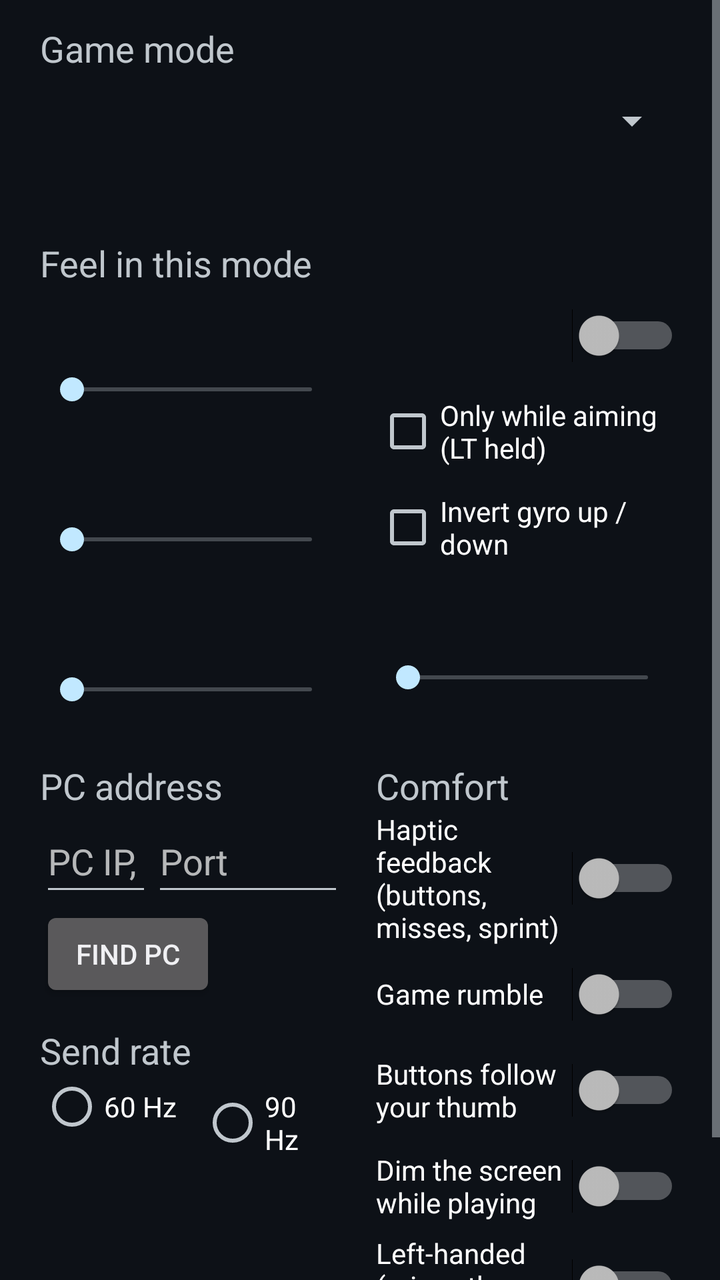
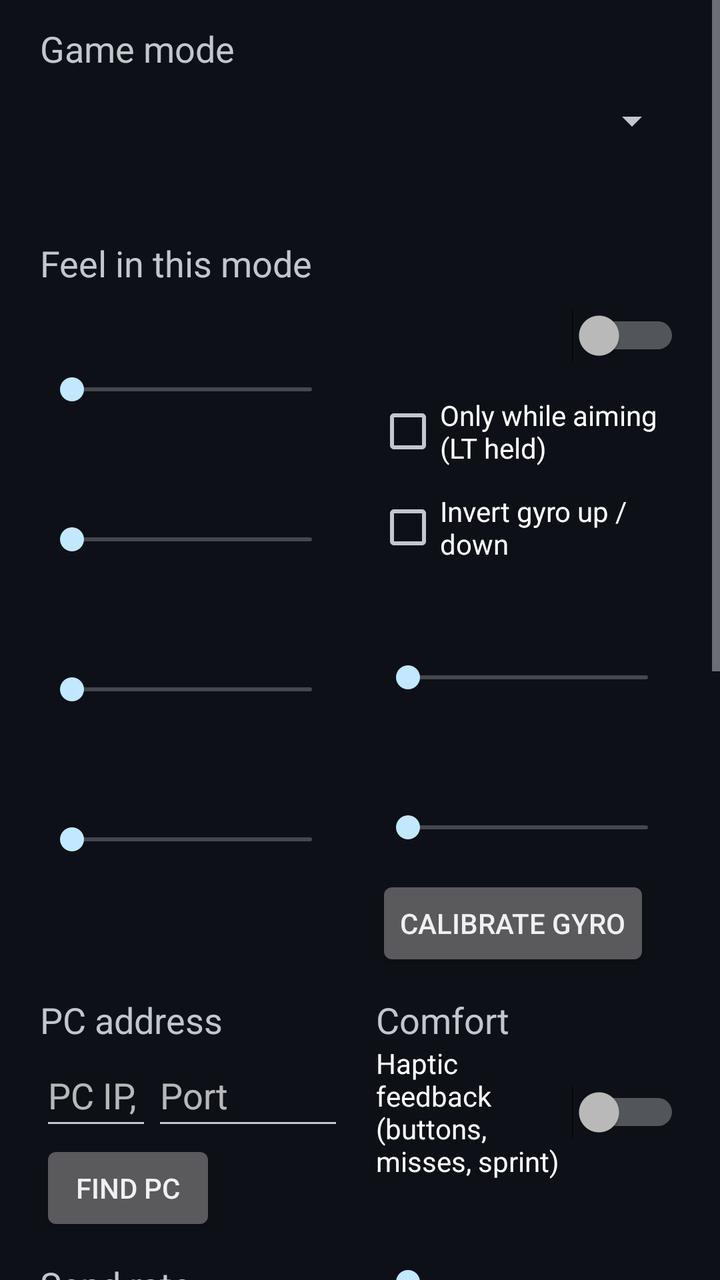

Screens rendered from an Android XML layout before and after an edit, with the pre-edit source and the edit as a unified diff.
<!-- AndroidManifest.xml: application theme Theme.MobileController -->
<!-- res/layout/dialog_settings.xml -->
<?xml version="1.0" encoding="utf-8"?>
<ScrollView xmlns:android="http://schemas.android.com/apk/res/android"
    android:layout_width="match_parent"
    android:layout_height="wrap_content">

    <LinearLayout
        android:layout_width="match_parent"
        android:layout_height="wrap_content"
        android:orientation="vertical"
        android:paddingHorizontal="20dp"
        android:paddingTop="12dp">

        
        <TextView
            style="@style/SettingsLabel"
            android:paddingTop="0dp"
            android:text="@string/settings_mode" />

        <Spinner
            android:id="@+id/mode"
            android:layout_width="match_parent"
            android:layout_height="wrap_content"
            android:minHeight="48dp" />

        <TextView
            android:id="@+id/mode_description"
            android:layout_width="match_parent"
            android:layout_height="wrap_content"
            android:paddingBottom="4dp"
            android:textAppearance="?android:attr/textAppearanceSmall" />

        
        <TextView
            style="@style/SettingsLabel"
            android:text="@string/settings_feel" />

        <LinearLayout
            android:layout_width="match_parent"
            android:layout_height="wrap_content"
            android:baselineAligned="false"
            android:orientation="horizontal">

            <LinearLayout
                android:layout_width="0dp"
                android:layout_height="wrap_content"
                android:layout_marginEnd="16dp"
                android:layout_weight="1"
                android:orientation="vertical">

                <TextView
                    android:id="@+id/anti_deadzone_label"
                    style="@style/SettingsValue" />

                <SeekBar
                    android:id="@+id/anti_deadzone"
                    android:layout_width="match_parent"
                    android:layout_height="wrap_content"
                    android:minHeight="48dp" />

                <TextView
                    android:id="@+id/curve_label"
                    style="@style/SettingsValue" />

                <SeekBar
                    android:id="@+id/curve"
                    android:layout_width="match_parent"
                    android:layout_height="wrap_content"
                    android:minHeight="48dp" />

                <TextView
                    android:id="@+id/sensitivity_label"
                    style="@style/SettingsValue" />

                <SeekBar
                    android:id="@+id/sensitivity"
                    android:layout_width="match_parent"
                    android:layout_height="wrap_content"
                    android:minHeight="48dp" />
            </LinearLayout>

            <LinearLayout
                android:layout_width="0dp"
                android:layout_height="wrap_content"
                android:layout_weight="1"
                android:orientation="vertical">

                <Switch
                    android:id="@+id/motion"
                    android:layout_width="match_parent"
                    android:layout_height="wrap_content"
                    android:minHeight="48dp" />

                <TextView
                    android:id="@+id/motion_note"
                    android:layout_width="match_parent"
                    android:layout_height="wrap_content"
                    android:textAppearance="?android:attr/textAppearanceSmall"
                    android:visibility="gone" />

                <CheckBox
                    android:id="@+id/gyro_while_aiming"
                    android:layout_width="match_parent"
                    android:layout_height="wrap_content"
                    android:minHeight="48dp"
                    android:text="@string/settings_gyro_while_aiming" />

                <CheckBox
                    android:id="@+id/gyro_invert"
                    android:layout_width="match_parent"
                    android:layout_height="wrap_content"
                    android:minHeight="48dp"
                    android:text="@string/settings_gyro_invert" />

                <TextView
                    android:id="@+id/motion_sensitivity_label"
                    style="@style/SettingsValue" />

                <SeekBar
                    android:id="@+id/motion_sensitivity"
                    android:layout_width="match_parent"
                    android:layout_height="wrap_content"
                    android:minHeight="48dp" />
            </LinearLayout>
        </LinearLayout>

        <LinearLayout
            android:layout_width="match_parent"
            android:layout_height="wrap_content"
            android:baselineAligned="false"
            android:orientation="horizontal">

            
            <LinearLayout
                android:layout_width="0dp"
                android:layout_height="wrap_content"
                android:layout_marginEnd="16dp"
                android:layout_weight="1"
                android:orientation="vertical">

                <TextView
                    style="@style/SettingsLabel"
                    android:text="@string/settings_pc" />

                <LinearLayout
                    android:layout_width="match_parent"
                    android:layout_height="wrap_content"
                    android:orientation="horizontal">

                    <EditText
                        android:id="@+id/host"
                        android:layout_width="0dp"
                        android:layout_height="wrap_content"
                        android:layout_weight="1"
                        android:hint="@string/hint_host"
                        android:imeOptions="flagNoExtractUi|actionNext"
                        android:importantForAutofill="no"
                        android:inputType="textUri"
                        android:maxLines="1"
                        android:minHeight="48dp" />

                    <EditText
                        android:id="@+id/port"
                        android:layout_width="96dp"
                        android:layout_height="wrap_content"
                        android:hint="@string/hint_port"
                        android:imeOptions="flagNoExtractUi|actionDone"
                        android:importantForAutofill="no"
                        android:inputType="number"
                        android:maxLength="5"
                        android:minHeight="48dp" />
                </LinearLayout>

                <Button
                    android:id="@+id/find"
                    android:layout_width="wrap_content"
                    android:layout_height="wrap_content"
                    android:text="@string/find_pc" />

                <TextView
                    android:id="@+id/discovery_status"
                    android:layout_width="match_parent"
                    android:layout_height="wrap_content"
                    android:paddingVertical="4dp"
                    android:textAppearance="?android:attr/textAppearanceSmall"
                    android:visibility="gone" />

                <LinearLayout
                    android:id="@+id/servers"
                    android:layout_width="match_parent"
                    android:layout_height="wrap_content"
                    android:orientation="vertical" />

                <TextView
                    style="@style/SettingsLabel"
                    android:text="@string/settings_rate" />

                <RadioGroup
                    android:id="@+id/rate"
                    android:layout_width="match_parent"
                    android:layout_height="wrap_content"
                    android:orientation="horizontal">

                    <RadioButton
                        android:id="@+id/rate_60"
                        android:layout_width="wrap_content"
                        android:layout_height="wrap_content"
                        android:layout_marginEnd="12dp"
                        android:text="@string/rate_60" />

                    <RadioButton
                        android:id="@+id/rate_90"
                        android:layout_width="wrap_content"
                        android:layout_height="wrap_content"
                        android:layout_marginEnd="12dp"
                        android:text="@string/rate_90" />

                    <RadioButton
                        android:id="@+id/rate_120"
                        android:layout_width="wrap_content"
                        android:layout_height="wrap_content"
                        android:text="@string/rate_120" />
                </RadioGroup>

                <TextView
                    android:id="@+id/deadzone_label"
                    style="@style/SettingsValue" />

                <SeekBar
                    android:id="@+id/deadzone"
                    android:layout_width="match_parent"
                    android:layout_height="wrap_content"
                    android:max="20"
                    android:minHeight="48dp" />
            </LinearLayout>

            
            <LinearLayout
                android:layout_width="0dp"
                android:layout_height="wrap_content"
                android:layout_weight="1"
                android:orientation="vertical">

                <TextView
                    style="@style/SettingsLabel"
                    android:text="@string/settings_comfort" />

                <Switch
                    android:id="@+id/haptics"
                    android:layout_width="match_parent"
                    android:layout_height="wrap_content"
                    android:minHeight="48dp"
                    android:text="@string/settings_haptics" />

                <Switch
                    android:id="@+id/rumble"
                    android:layout_width="match_parent"
                    android:layout_height="wrap_content"
                    android:minHeight="48dp"
                    android:text="@string/settings_rumble" />

                <Switch
                    android:id="@+id/floating"
                    android:layout_width="match_parent"
                    android:layout_height="wrap_content"
                    android:minHeight="48dp"
                    android:text="@string/settings_floating" />

                <Switch
                    android:id="@+id/dim"
                    android:layout_width="match_parent"
                    android:layout_height="wrap_content"
                    android:minHeight="48dp"
                    android:text="@string/settings_dim" />

                <Switch
                    android:id="@+id/left_handed"
                    android:layout_width="match_parent"
                    android:layout_height="wrap_content"
                    android:minHeight="48dp"
                    android:text="@string/settings_left_handed" />

                <Switch
                    android:id="@+id/auto_mode"
                    android:layout_width="match_parent"
                    android:layout_height="wrap_content"
                    android:minHeight="48dp"
                    android:text="@string/settings_auto_mode" />
            </LinearLayout>
        </LinearLayout>
    </LinearLayout>
</ScrollView>
<!-- resources referenced by this layout -->
<resources>
  <string name="find_pc">Find PC</string>
  <string name="hint_host">PC IP, e.g. 192.168.1.20</string>
  <string name="hint_port">Port</string>
  <string name="rate_120">120 Hz</string>
  <string name="rate_60">60 Hz</string>
  <string name="rate_90">90 Hz</string>
  <string name="settings_auto_mode">Switch mode for the game on the PC</string>
  <string name="settings_comfort">Comfort</string>
  <string name="settings_dim">Dim the screen while playing</string>
  <string name="settings_feel">Feel in this mode</string>
  <string name="settings_floating">Buttons follow your thumb</string>
  <string name="settings_gyro_invert">Invert gyro up / down</string>
  <string name="settings_gyro_while_aiming">Only while aiming (LT held)</string>
  <string name="settings_haptics">Haptic feedback (buttons, misses, sprint)</string>
  <string name="settings_left_handed">Left-handed (mirror the layout)</string>
  <string name="settings_mode">Game mode</string>
  <string name="settings_pc">PC address</string>
  <string name="settings_rate">Send rate</string>
  <string name="settings_rumble">Game rumble</string>
  <style name="SettingsLabel">
          <item name="android:layout_width">match_parent</item>
          <item name="android:layout_height">wrap_content</item>
          <item name="android:paddingTop">12dp</item>
          <item name="android:textAppearance">?android:attr/textAppearanceMedium</item>
      </style>
  <style name="SettingsValue">
          <item name="android:layout_width">match_parent</item>
          <item name="android:layout_height">wrap_content</item>
          <item name="android:paddingTop">8dp</item>
          <item name="android:textAppearance">?android:attr/textAppearanceSmall</item>
      </style>
  <style name="Theme.MobileController" parent="android:Theme.DeviceDefault.NoActionBar.Fullscreen">
          
          <item name="android:windowBackground">@color/background</item>
          <item name="android:colorBackground">@color/background</item>
      </style>
  <color name="background">#FF0D1117</color>
</resources>

<!-- the commit's change to res/layout/dialog_settings.xml (unified diff, before → after) -->
@@ -48,6 +48,16 @@
                 android:orientation="vertical">
 
                 <TextView
+                    android:id="@+id/anti_deadzone_left_label"
+                    style="@style/SettingsValue" />
+
+                <SeekBar
+                    android:id="@+id/anti_deadzone_left"
+                    android:layout_width="match_parent"
+                    android:layout_height="wrap_content"
+                    android:minHeight="48dp" />
+
+                <TextView
                     android:id="@+id/anti_deadzone_label"
                     style="@style/SettingsValue" />
 
@@ -120,6 +130,22 @@
                     android:layout_width="match_parent"
                     android:layout_height="wrap_content"
                     android:minHeight="48dp" />
+
+                <TextView
+                    android:id="@+id/gyro_smoothing_label"
+                    style="@style/SettingsValue" />
+
+                <SeekBar
+                    android:id="@+id/gyro_smoothing"
+                    android:layout_width="match_parent"
+                    android:layout_height="wrap_content"
+                    android:minHeight="48dp" />
+
+                <Button
+                    android:id="@+id/calibrate_gyro"
+                    android:layout_width="wrap_content"
+                    android:layout_height="wrap_content"
+                    android:text="@string/calibrate_gyro" />
             </LinearLayout>
         </LinearLayout>
 
@@ -221,6 +247,38 @@
                         android:text="@string/rate_120" />
                 </RadioGroup>
 
+                
+                <TextView
+                    style="@style/SettingsLabel"
+                    android:text="@string/settings_output" />
+
+                <RadioGroup
+                    android:id="@+id/output"
+                    android:layout_width="match_parent"
+                    android:layout_height="wrap_content"
+                    android:orientation="horizontal">
+
+                    <RadioButton
+                        android:id="@+id/output_auto"
+                        android:layout_width="wrap_content"
+                        android:layout_height="wrap_content"
+                        android:layout_marginEnd="12dp"
+                        android:text="@string/output_auto" />
+
+                    <RadioButton
+                        android:id="@+id/output_xbox"
+                        android:layout_width="wrap_content"
+                        android:layout_height="wrap_content"
+                        android:layout_marginEnd="12dp"
+                        android:text="@string/output_xbox" />
+
+                    <RadioButton
+                        android:id="@+id/output_ds4"
+                        android:layout_width="wrap_content"
+                        android:layout_height="wrap_content"
+                        android:text="@string/output_ds4" />
+                </RadioGroup>
+
                 <TextView
                     android:id="@+id/deadzone_label"
                     style="@style/SettingsValue" />
@@ -230,6 +288,28 @@
                     android:layout_width="match_parent"
                     android:layout_height="wrap_content"
                     android:max="20"
+                    android:minHeight="48dp" />
+
+                <TextView
+                    android:id="@+id/deadzone_right_label"
+                    style="@style/SettingsValue" />
+
+                <SeekBar
+                    android:id="@+id/deadzone_right"
+                    android:layout_width="match_parent"
+                    android:layout_height="wrap_content"
+                    android:max="20"
+                    android:minHeight="48dp" />
+
+                
+                <TextView
+                    android:id="@+id/min_press_label"
+                    style="@style/SettingsValue" />
+
+                <SeekBar
+                    android:id="@+id/min_press"
+                    android:layout_width="match_parent"
+                    android:layout_height="wrap_content"
                     android:minHeight="48dp" />
             </LinearLayout>
 
@@ -251,12 +331,32 @@
                     android:minHeight="48dp"
                     android:text="@string/settings_haptics" />
 
+                <TextView
+                    android:id="@+id/haptic_intensity_label"
+                    style="@style/SettingsValue" />
+
+                <SeekBar
+                    android:id="@+id/haptic_intensity"
+                    android:layout_width="match_parent"
+                    android:layout_height="wrap_content"
+                    android:minHeight="48dp" />
+
                 <Switch
                     android:id="@+id/rumble"
                     android:layout_width="match_parent"
                     android:layout_height="wrap_content"
                     android:minHeight="48dp"
                     android:text="@string/settings_rumble" />
+
+                <TextView
+                    android:id="@+id/rumble_gain_label"
+                    style="@style/SettingsValue" />
+
+                <SeekBar
+                    android:id="@+id/rumble_gain"
+                    android:layout_width="match_parent"
+                    android:layout_height="wrap_content"
+                    android:minHeight="48dp" />
 
                 <Switch
                     android:id="@+id/floating"
<!-- resource entries referenced after the edit -->
@@ -1,8 +1,12 @@
 <!-- resources referenced by this layout -->
 <resources>
+  <string name="calibrate_gyro">Calibrate gyro</string>
   <string name="find_pc">Find PC</string>
   <string name="hint_host">PC IP, e.g. 192.168.1.20</string>
   <string name="hint_port">Port</string>
+  <string name="output_auto">PC decides</string>
+  <string name="output_ds4">DualShock 4</string>
+  <string name="output_xbox">Xbox</string>
   <string name="rate_120">120 Hz</string>
   <string name="rate_60">60 Hz</string>
   <string name="rate_90">90 Hz</string>
@@ -16,6 +20,7 @@
   <string name="settings_haptics">Haptic feedback (buttons, misses, sprint)</string>
   <string name="settings_left_handed">Left-handed (mirror the layout)</string>
   <string name="settings_mode">Game mode</string>
+  <string name="settings_output">Controller on the PC</string>
   <string name="settings_pc">PC address</string>
   <string name="settings_rate">Send rate</string>
   <string name="settings_rumble">Game rumble</string>
